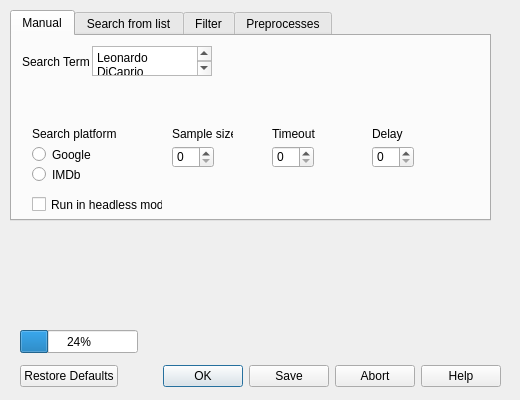
Before: the Qt Designer form pyqt/webscrapper.ui in munober/webscrapper, drawn with Qt 5.
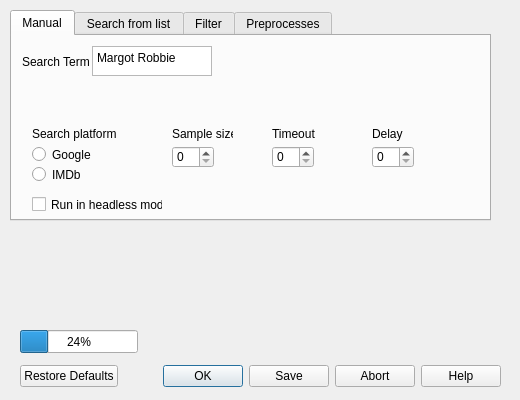
After: the same form once the commit is applied.

Commit message: added python file with interface

Diff of the .ui file:
```diff
--- a/pyqt/webscrapper.ui
+++ b/pyqt/webscrapper.ui
@@ -71,7 +71,7 @@
       </rect>
      </property>
      <property name="plainText">
-      <string>Leonardo DiCaprio</string>
+      <string>Margot Robbie</string>
      </property>
     </widget>
     <widget class="QLabel" name="label_7">
```
The commit also changes 1 other file.
